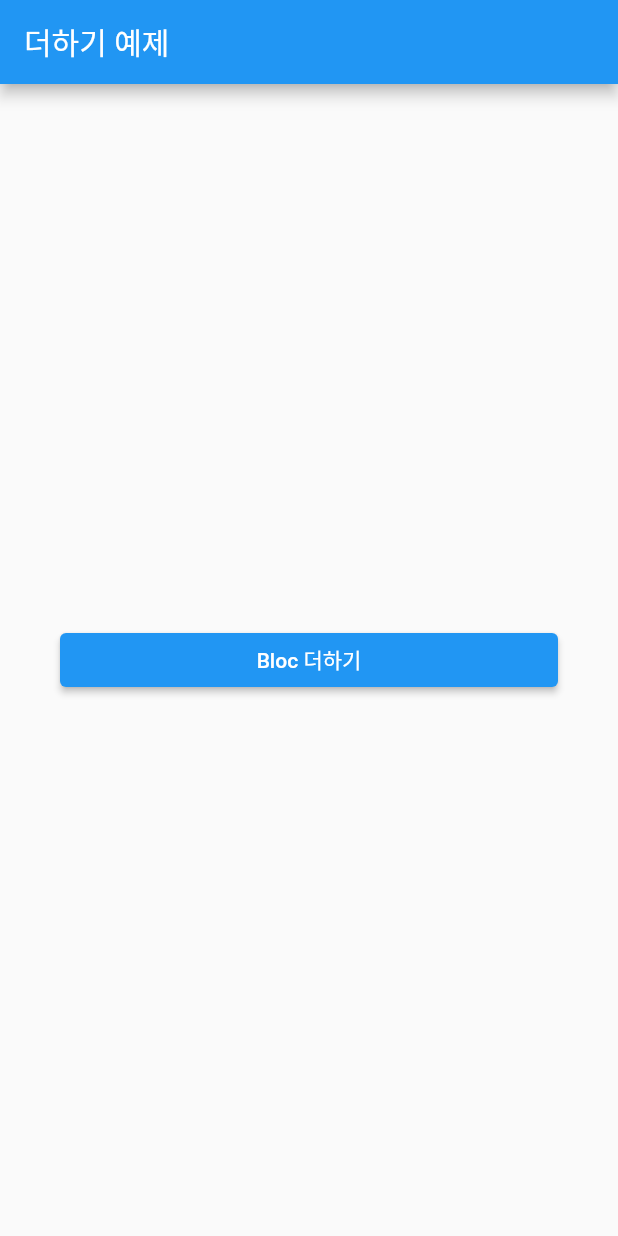
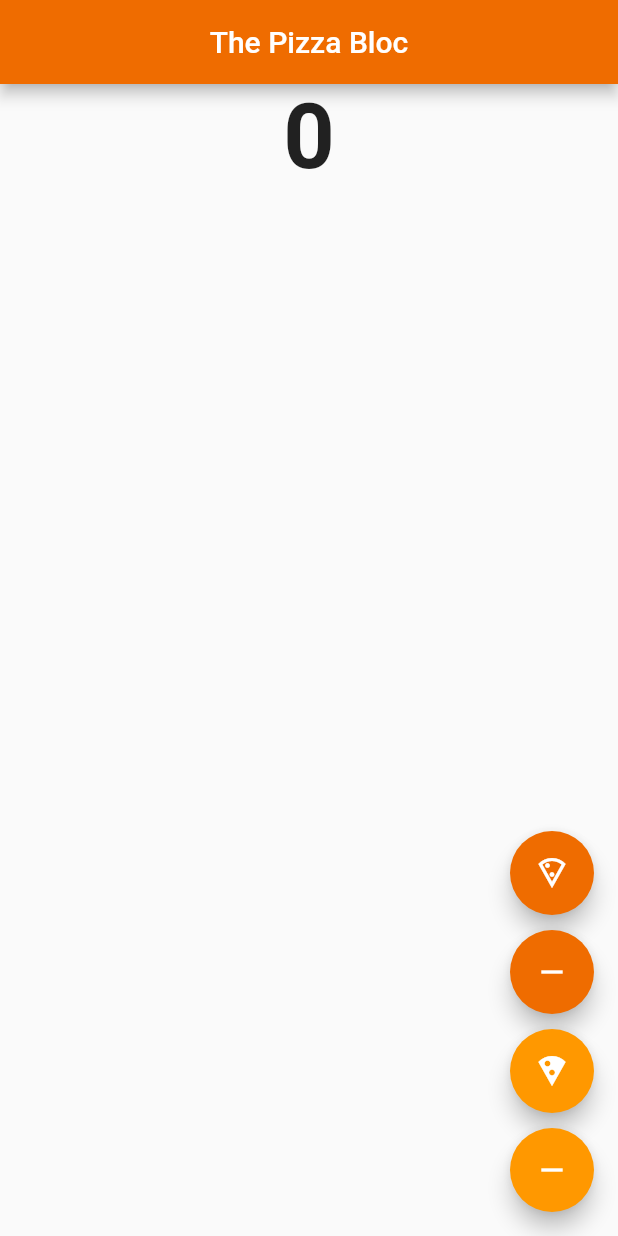
Before and after one commit to gnckck/Flutter, a Flutter app: the screen it shows after launch, on a phone screen of 412 x 824 dp. Run offline on Flutter 3.47's test engine with Material 2 defaults, Android fonts, the phone set to English and light mode, and no system bars; our stand-ins replace bloc, equatable, flutter_bloc; missing offline and left inert: dart:html.

Commit message:
bloc 상태관리
클론코딩 (피자 add,remove)

- Equtable
- Bloc Extension
- Bloc Events
- Bloc State Management
- MultiBlocProvider
- BlocBuilder
- Add Bloc Event

```diff
--- /dev/null
+++ b/lib/bloc/pizza_bloc.dart
@@ -0,0 +1,35 @@
+import 'dart:html';
+
+import 'package:bloc/bloc.dart';
+import 'package:equatable/equatable.dart';
+import 'package:flutter/cupertino.dart';
+
+import '../models/pizza_model.dart';
+
+part 'pizza_event.dart';
+part 'pizza_state.dart';
+
+class PizzaBloc extends Bloc<PizzaEvent, PizzaState> {
+  PizzaBloc() : super(PizzaInitial()) {
+    on<LoadPizzaCounter>((event, emit) async {
+      await Future<void>.delayed(const Duration(seconds: 1));
+      emit(const PizzaLoaded(pizzas: <Pizza>[]));
+    });
+    on<AddPizza>((event, emit) {
+      if (state is PizzaLoaded) {
+        final state = this.state as PizzaLoaded;
+        emit(
+          PizzaLoaded(pizzas: List.from(state.pizzas)..add(event.pizza)),
+        );
+      }
+    });
+    on<RemovePizza>((event, emit) {
+      if (state is PizzaLoaded) {
+        final state = this.state as PizzaLoaded;
+        emit(
+          PizzaLoaded(pizzas: List.from(state.pizzas)..remove(event.pizza)),
+        );
+      }
+    });
+  }
+}
--- /dev/null
+++ b/lib/bloc/pizza_event.dart
@@ -0,0 +1,28 @@
+part of 'pizza_bloc.dart';
+
+abstract class PizzaEvent extends Equatable {
+  const PizzaEvent();
+
+  @override
+  List<Object> get props => [];
+}
+
+class LoadPizzaCounter extends PizzaEvent {}
+
+class AddPizza extends PizzaEvent {
+  final Pizza pizza;
+
+  const AddPizza(this.pizza);
+
+  @override
+  List<Object> get props => [pizza];
+}
+
+class RemovePizza extends PizzaEvent {
+  final Pizza pizza;
+
+  const RemovePizza(this.pizza);
+
+  @override
+  List<Object> get props => [pizza];
+}
--- /dev/null
+++ b/lib/bloc/pizza_state.dart
@@ -0,0 +1,19 @@
+part of 'pizza_bloc.dart';
+
+abstract class PizzaState extends Equatable {
+  const PizzaState();
+
+  @override
+  List<Object> get props => [];
+}
+
+class PizzaInitial extends PizzaState {}
+
+class PizzaLoaded extends PizzaState {
+  final List<Pizza> pizzas;
+
+  const PizzaLoaded({required this.pizzas});
+
+  @override
+  List<Object> get props => [pizzas];
+}
--- a/lib/main.dart
+++ b/lib/main.dart
@@ -1,23 +1,135 @@
+import 'dart:math';
+
 import 'package:flutter/material.dart';
-import 'package:flutter_application_1/src/app.dart';
-import 'package:get/get.dart';
-
+import 'package:flutter/services.dart';
+import 'package:flutter_bloc/flutter_bloc.dart';
+import 'bloc/pizza_bloc.dart';
+import 'models/pizza_model.dart';
 
 void main() {
   runApp(const MyApp());
 }
+
+var randomWidth = Random();
+var randomHeight = Random();
 
 class MyApp extends StatelessWidget {
   const MyApp({super.key});
 
   @override
   Widget build(BuildContext context) {
-    return GetMaterialApp(
-      title: 'Flutter Demo',
-      theme: ThemeData(
-        primarySwatch: Colors.blue,
+    SystemChrome.setSystemUIOverlayStyle(const SystemUiOverlayStyle(
+      statusBarColor: Colors.transparent,
+    ));
+    return MultiBlocProvider(
+      providers: [
+        BlocProvider(
+          create: (context) => PizzaBloc()..add(LoadPizzaCounter()),
+          child: Container(),
+        ),
+      ],
+      child: const MaterialApp(
+        debugShowCheckedModeBanner: false,
+        title: 'Flutter Demo',
+        home: MyWidget(),
       ),
-      home: App(),
     );
   }
 }
+
+class MyWidget extends StatelessWidget {
+  const MyWidget({super.key});
+
+  @override
+  Widget build(BuildContext context) {
+    return Scaffold(
+      appBar: AppBar(
+        title: const Text('The Pizza Bloc'),
+        centerTitle: true,
+        backgroundColor: Colors.orange[800],
+      ),
+      body: Center(child: BlocBuilder<PizzaBloc, PizzaState>(
+        builder: (context, state) {
+          if (state is PizzaInitial) {
+            return const CircularProgressIndicator(color: Colors.orange);
+          }
+          if (state is PizzaLoaded) {
+            return Column(
+              mainAxisAlignment: MainAxisAlignment.center,
+              children: [
+                Text(
+                  '${state.pizzas.length}',
+                  style: const TextStyle(
+                    fontSize: 60,
+                    fontWeight: FontWeight.bold,
+                  ),
+                ),
+                const SizedBox(height: 20),
+                SizedBox(
+                  height: 700,
+                  width: MediaQuery.of(context).size.width,
+                  child: Stack(
+                    alignment: Alignment.center,
+                    clipBehavior: Clip.none, // 위젯이 경계선을 벗어나게 하고싶을때
+                    // 또는 overflow : Overflow.visible,
+
+                    children: [
+                      for (int index = 0; index < state.pizzas.length; index++)
+                        Positioned(
+                          // Positioned 위젯은 Stack 안에서 사용됨
+                          left: randomWidth.nextInt(250).toDouble(),
+                          top: randomHeight.nextInt(400).toDouble(),
+                          child: SizedBox(
+                              height: 150,
+                              width: 150,
+                              child: state.pizzas[index].image),
+                        )
+                    ],
+                  ),
+                )
+              ],
+            );
+          } else {
+            return const Text('Something went wrong!');
+          }
+        },
+      )),
+      floatingActionButton: Column(
+        mainAxisAlignment: MainAxisAlignment.end,
+        children: [
+          FloatingActionButton(
+            child: const Icon(Icons.local_pizza_outlined),
+            backgroundColor: Colors.orange[800],
+            onPressed: () {
+              context.read<PizzaBloc>().add(AddPizza(Pizza.pizzas[0]));
+            },
+          ),
+          const SizedBox(height: 10),
+          FloatingActionButton(
+            child: const Icon(Icons.remove),
+            backgroundColor: Colors.orange[800],
+            onPressed: () {
+              context.read<PizzaBloc>().add(RemovePizza(Pizza.pizzas[0]));
+            },
+          ),
+          const SizedBox(height: 10),
+          FloatingActionButton(
+            child: const Icon(Icons.local_pizza),
+            backgroundColor: Colors.orange[500],
+            onPressed: () {
+              context.read<PizzaBloc>().add(AddPizza(Pizza.pizzas[1]));
+            },
+          ),
+          const SizedBox(height: 10),
+          FloatingActionButton(
+            child: const Icon(Icons.remove),
+            backgroundColor: Colors.orange[500],
+            onPressed: () {
+              context.read<PizzaBloc>().add(RemovePizza(Pizza.pizzas[1]));
+            },
+          )
+        ],
+      ),
+    );
+  }
+}
--- /dev/null
+++ b/lib/models/pizza_model.dart
@@ -0,0 +1,31 @@
+import 'package:equatable/equatable.dart';
+import 'package:flutter/material.dart';
+
+class Pizza extends Equatable {
+  final String id;
+  final String name;
+  final Image image;
+
+  const Pizza({
+    required this.id,
+    required this.name,
+    required this.image,
+  });
+
+  @override
+  List<Object?> get props => [id, name, image];
+  // 피자 클래스 내에서 블록의 상태를 비교하는데 사용됨
+
+  static List<Pizza> pizzas = [
+    Pizza(
+      id: '0',
+      name: 'Pizza',
+      image: Image.asset('images/pizza.png'),
+    ),
+    Pizza(
+      id: '1',
+      name: 'Pizza Pepperoni',
+      image: Image.asset('images/pizza_pepperoni.png'),
+    ),
+  ];
+}
--- a/lib/src/app.dart
+++ /dev/null
@@ -1,36 +0,0 @@
-import 'package:flutter/src/widgets/container.dart';
-import 'package:flutter/src/widgets/framework.dart';
-
-import 'package:flutter/material.dart';
-import 'package:flutter_application_1/src/bloc/count_bloc.dart';
-import 'package:flutter_bloc/flutter_bloc.dart';
-import 'package:get/get.dart';
-
-import 'bloc/home.dart';
-
-class App extends StatelessWidget {
-  const App({super.key});
-
-  @override
-  Widget build(BuildContext context) {
-    return Scaffold(
-      appBar: AppBar(
-        title : Text('더하기 예제'),
-      ),
-      body: Padding(
-        padding: const EdgeInsets.all(40.0),
-        child: Column(
-          mainAxisAlignment: MainAxisAlignment.center,
-          crossAxisAlignment: CrossAxisAlignment.stretch,
-          children: [
-            ElevatedButton(onPressed: () {
-              Get.to(BlocProvider(
-                create: (context) => CountBloc(), child : BlocHome()));
-            },
-            child: Text('Bloc 더하기')),
-          ],
-        ),
-      )
-    );
-  }
-}
--- a/lib/src/bloc/count_bloc.dart
+++ /dev/null
@@ -1,27 +0,0 @@
-import 'package:bloc/bloc.dart';
-import 'package:equatable/equatable.dart';
-
-class CountBloc extends Bloc<CountEvent, int>{
-  CountBloc() : super(0){
-      on<AddCountEvent>((event, emit) {
-        emit(state + 1);
-      });
-      on<SubstracCountEvent>((event, emit) {
-        emit(state - 1);
-      });
-  }
-
-}
-
-
-abstract class CountEvent extends Equatable{}
-
-class AddCountEvent extends CountEvent{
-  @override
-  List<Object?> get props => [];
-}
-
-class SubstracCountEvent extends CountEvent{
-  @override
-  List<Object?> get props => [];
-}
--- a/lib/src/bloc/home.dart
+++ /dev/null
@@ -1,44 +0,0 @@
-import 'package:flutter/material.dart';
-import 'package:flutter/src/widgets/container.dart';
-import 'package:flutter/src/widgets/framework.dart';
-import 'package:flutter_bloc/flutter_bloc.dart';
-
-import 'count_bloc.dart';
-
-class BlocHome extends StatelessWidget {
-  const BlocHome({super.key});
-
-  @override
-  Widget build(BuildContext context) {
-    return Scaffold(
-      appBar:AppBar(title: Text('Bloc상태관리')),
-      body: Center(
-      child: BlocBuilder<CountBloc, int>(builder: (context, state) {
-        return Text(
-          state.toString(),
-          style: TextStyle(fontSize: 80),
-        );
-      }),
-      ),
-      floatingActionButton : Row(
-        mainAxisAlignment: MainAxisAlignment.center,
-        children: [
-          FloatingActionButton(
-            onPressed: () {
-              context.read<CountBloc>().add(AddCountEvent());
-            },
-            child: Icon(Icons.add),
-          ),
-          const SizedBox(width: 30),
-          FloatingActionButton(
-            onPressed: (){
-              context.read<CountBloc>().add(SubstracCountEvent());
-            },
-            backgroundColor: Colors.red,
-            child: Text('-'),
-          ),
-        ],
-      ),
-    );
-  }
-}
--- a/pubspec.yaml
+++ b/pubspec.yaml
@@ -72,7 +72,7 @@ flutter:
 
   # To add assets to your application, add an assets section, like this:
   assets:
-    - image/
+    - images/
 
   # An image asset can refer to one or more resolution-specific "variants", see
   # https://flutter.dev/assets-and-images/#resolution-aware
```
Also changed, not shown: images/pizza.png (added), 1 other file.
